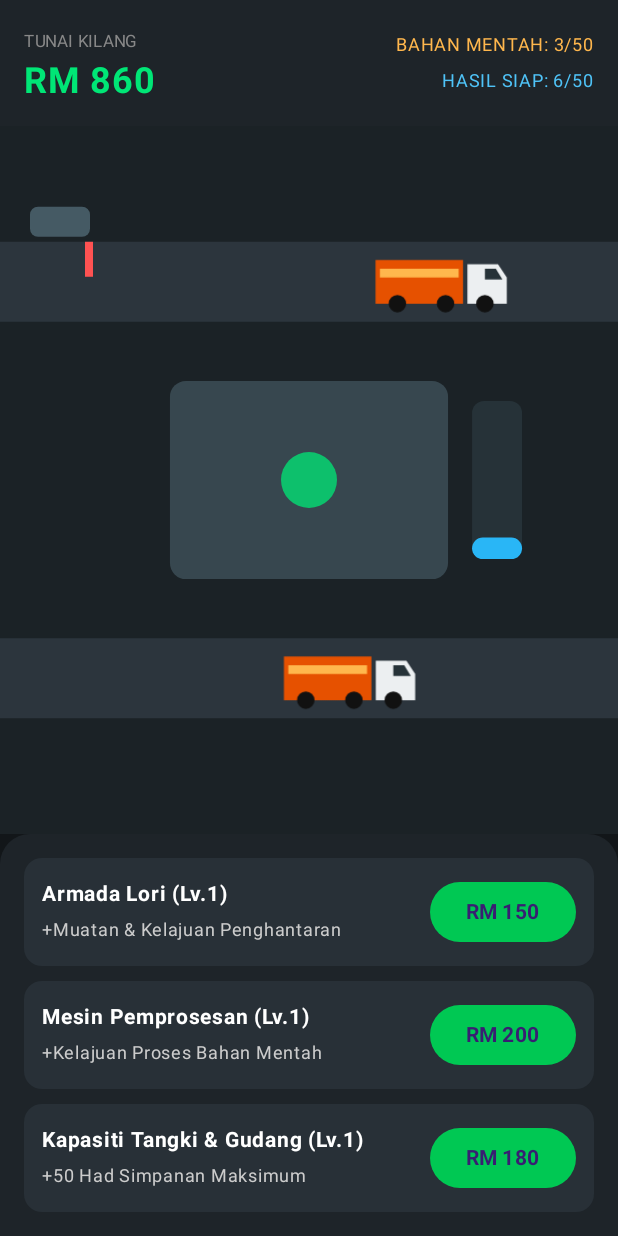
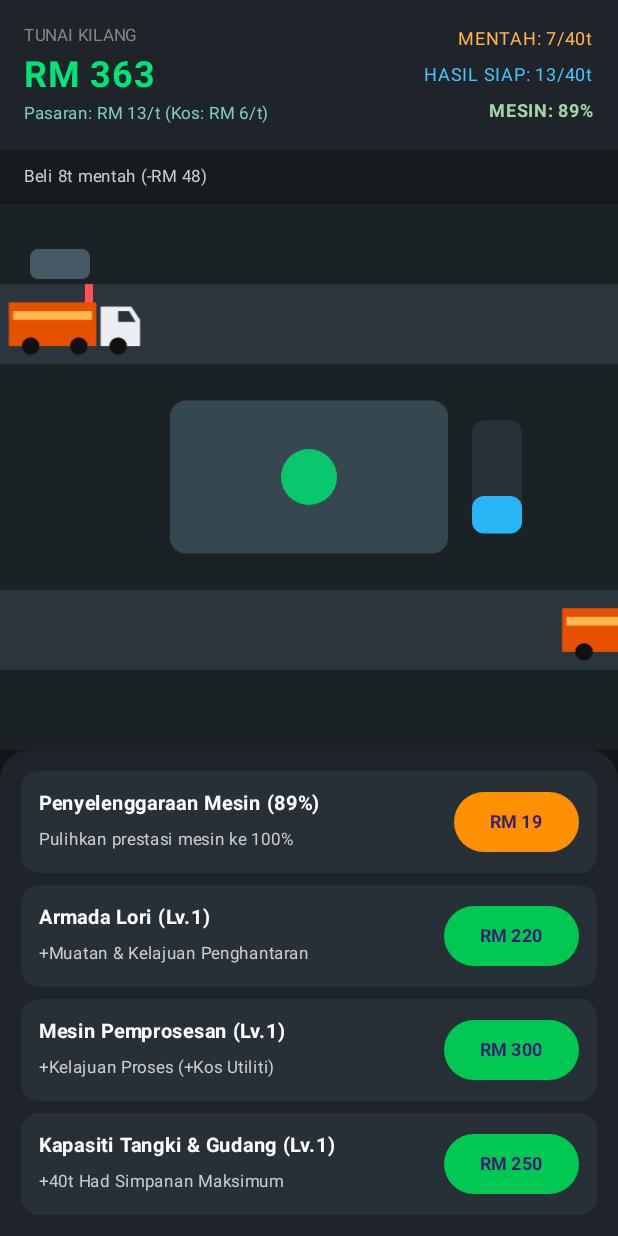
Before and after one commit to MuzRC/Mill-Tycoon, an Android app built with Jetpack Compose: the screen it shows after launch (MainActivity), on a phone screen of 412 x 824 dp. Run offline under Robolectric (Android 15) with nearby library versions, the phone set to English and light mode, and no system bars.

Commit message:
Update MainActivity.kt

```diff
--- a/app/src/main/java/com/muzrc/milltycoon/MainActivity.kt
+++ b/app/src/main/java/com/muzrc/milltycoon/MainActivity.kt
@@ -24,6 +24,8 @@ import androidx.compose.ui.unit.dp
 import androidx.compose.ui.unit.sp
 import androidx.core.content.ContextCompat
 import androidx.core.graphics.drawable.toBitmap
+import kotlin.math.pow
+import kotlin.random.Random
 
 class MainActivity : ComponentActivity() {
     override fun onCreate(savedInstanceState: Bundle?) {
@@ -48,38 +50,51 @@ fun rememberVectorBitmap(resId: Int, widthPx: Int, heightPx: Int): ImageBitmap {
 @Composable
 fun MillTycoonScreen() {
     val context = LocalContext.current
-    val prefs = remember { context.getSharedPreferences("mill_tycoon_save", Context.MODE_PRIVATE) }
+    val prefs = remember { context.getSharedPreferences("mill_tycoon_v2", Context.MODE_PRIVATE) }
 
-    var cash by remember { mutableDoubleStateOf(prefs.getFloat("cash", 500f).toDouble()) }
-    var rawStock by remember { mutableFloatStateOf(prefs.getFloat("raw", 20f)) }
+    // State permainan
+    var cash by remember { mutableDoubleStateOf(prefs.getFloat("cash", 350f).toDouble()) }
+    var rawStock by remember { mutableFloatStateOf(prefs.getFloat("raw", 15f)) }
     var finishedStock by remember { mutableFloatStateOf(prefs.getFloat("finished", 0f)) }
+    var machineCondition by remember { mutableFloatStateOf(prefs.getFloat("condition", 100f)) }
 
+    // Tahap Upgrade
     var supplyLevel by remember { mutableIntStateOf(prefs.getInt("lvl_supply", 1)) }
     var machineLevel by remember { mutableIntStateOf(prefs.getInt("lvl_machine", 1)) }
     var storageLevel by remember { mutableIntStateOf(prefs.getInt("lvl_storage", 1)) }
 
+    // Pasaran & Animasi
+    var marketPrice by remember { mutableDoubleStateOf(13.0) }
+    var marketTimer by remember { mutableFloatStateOf(0f) }
     var inboundLorryX by remember { mutableFloatStateOf(0f) }
     var outboundLorryX by remember { mutableFloatStateOf(0f) }
     var machinePulse by remember { mutableFloatStateOf(0f) }
+    var statusBanner by remember { mutableStateOf("Operasi kilang berjalan normal") }
 
-    val maxStorage = storageLevel * 50f
-    val supplyCost = supplyLevel * 150.0
-    val machineCost = machineLevel * 200.0
-    val storageCost = storageLevel * 180.0
+    // Formula Ekonomi & Kos Eksponen
+    val rawCostPerUnit = 6.0
+    val maxStorage = storageLevel * 40f
+    val supplyCost = 220.0 * 1.65.pow(supplyLevel - 1)
+    val machineCost = 300.0 * 1.70.pow(machineLevel - 1)
+    val storageCost = 250.0 * 1.60.pow(storageLevel - 1)
+    val serviceCost = (100f - machineCondition) * 1.8 * machineLevel
 
     val lorryBitmap = rememberVectorBitmap(R.drawable.ic_lori, 140, 70)
 
-    LaunchedEffect(cash, supplyLevel, machineLevel, storageLevel) {
+    // Auto-save
+    LaunchedEffect(cash, supplyLevel, machineLevel, storageLevel, machineCondition) {
         prefs.edit()
             .putFloat("cash", cash.toFloat())
             .putFloat("raw", rawStock)
             .putFloat("finished", finishedStock)
+            .putFloat("condition", machineCondition)
             .putInt("lvl_supply", supplyLevel)
             .putInt("lvl_machine", machineLevel)
             .putInt("lvl_storage", storageLevel)
             .apply()
     }
 
+    // Game Loop 60 FPS
     LaunchedEffect(supplyLevel, machineLevel, storageLevel) {
         var lastTime = withFrameNanos { it }
         while (true) {
@@ -87,30 +102,63 @@ fun MillTycoonScreen() {
                 val dt = (now - lastTime) / 1_000_000_000f
                 lastTime = now
 
-                val inboundSpeed = 0.25f + (supplyLevel * 0.08f)
-                inboundLorryX += inboundSpeed * dt
-                if (inboundLorryX >= 1f) {
-                    inboundLorryX = 0f
-                    val delivered = 10f * supplyLevel
-                    rawStock = (rawStock + delivered).coerceAtMost(maxStorage)
+                // Turun naik harga pasaran setiap 15 saat
+                marketTimer += dt
+                if (marketTimer >= 15f) {
+                    marketTimer = 0f
+                    marketPrice = Random.nextInt(11, 17).toDouble()
                 }
 
-                val processRate = 4f * machineLevel * dt
+                // 1. Lori Bahan Mentah (Perlu bayar pembekal RM6/unit)
+                val spaceLeft = maxStorage - rawStock
+                if (spaceLeft >= 2f && cash >= rawCostPerUnit) {
+                    val inboundSpeed = 0.18f + (supplyLevel * 0.04f)
+                    inboundLorryX += inboundSpeed * dt
+                    if (inboundLorryX >= 1f) {
+                        inboundLorryX = 0f
+                        val maxOrder = 8f * supplyLevel
+                        val affordableUnits = (cash / rawCostPerUnit).toFloat()
+                        val boughtUnits = minOf(maxOrder, spaceLeft, affordableUnits)
+                        if (boughtUnits >= 1f) {
+                            cash -= boughtUnits * rawCostPerUnit
+                            rawStock += boughtUnits
+                            statusBanner = "Beli ${boughtUnits.toInt()}t mentah (-RM ${(boughtUnits * rawCostPerUnit).toInt()})"
+                        }
+                    }
+                } else if (cash < rawCostPerUnit && rawStock < 1f) {
+                    statusBanner = "Tunai tidak cukup untuk beli bahan mentah!"
+                }
+
+                // 2. Proses Mesin + Kos Operasi + Haus Mesin
+                val efficiency = (machineCondition / 100f).coerceIn(0.25f, 1f)
+                val baseProcessRate = (2.2f + (machineLevel * 1.1f)) * efficiency
                 if (rawStock > 0f && finishedStock < maxStorage) {
-                    val actualProcessed = minOf(rawStock, processRate, maxStorage - finishedStock)
+                    val actualProcessed = minOf(rawStock, baseProcessRate * dt, maxStorage - finishedStock)
                     rawStock -= actualProcessed
                     finishedStock += actualProcessed
-                    machinePulse = (machinePulse + dt * 8f) % 1f
+                    machinePulse = (machinePulse + dt * (6f * efficiency)) % 1f
+
+                    // Kos elektrik/diesel semasa mesin berjalan
+                    val operatingCost = (2.8 * machineLevel) * dt
+                    cash = (cash - operatingCost).coerceAtLeast(0.0)
+
+                    // Condition mesin menurun perlahan
+                    machineCondition = (machineCondition - (1.4f * dt)).coerceAtLeast(20f)
                 }
 
-                if (finishedStock >= 5f || outboundLorryX > 0f) {
-                    val outboundSpeed = 0.30f + (supplyLevel * 0.05f)
+                // 3. Lori Eksport Jual Hasil Siap
+                if (finishedStock >= 6f || outboundLorryX > 0f) {
+                    val outboundSpeed = 0.22f + (supplyLevel * 0.03f)
                     outboundLorryX += outboundSpeed * dt
                     if (outboundLorryX >= 1f) {
                         outboundLorryX = 0f
-                        val soldAmount = minOf(finishedStock, 15f * supplyLevel)
-                        finishedStock -= soldAmount
-                        cash += soldAmount * 12.0
+                        val soldAmount = minOf(finishedStock, 10f * supplyLevel)
+                        if (soldAmount > 0f) {
+                            finishedStock -= soldAmount
+                            val revenue = soldAmount * marketPrice
+                            cash += revenue
+                            statusBanner = "Jual ${soldAmount.toInt()}t hasil (+RM ${revenue.toInt()})"
+                        }
                     }
                 }
             }
@@ -122,11 +170,12 @@ fun MillTycoonScreen() {
             .fillMaxSize()
             .background(Color(0xFF121619))
     ) {
+        // BAR STATUS ATAS
         Row(
             modifier = Modifier
                 .fillMaxWidth()
                 .background(Color(0xFF1E2429))
-                .padding(16.dp),
+                .padding(horizontal = 16.dp, vertical = 12.dp),
             horizontalArrangement = Arrangement.SpaceBetween,
             verticalAlignment = Alignment.CenterVertically
         ) {
@@ -136,15 +185,37 @@ fun MillTycoonScreen() {
                     text = "RM ${"%,.0f".format(cash)}",
                     fontSize = 24.sp,
                     fontWeight = FontWeight.Bold,
-                    color = Color(0xFF00E676)
+                    color = if (cash < 50) Color(0xFFFF5252) else Color(0xFF00E676)
+                )
+                Text(
+                    text = "Pasaran: RM ${marketPrice.toInt()}/t (Kos: RM 6/t)",
+                    fontSize = 11.sp,
+                    color = Color(0xFF80CBC4)
                 )
             }
             Column(horizontalAlignment = Alignment.End) {
-                Text("BAHAN MENTAH: ${rawStock.toInt()}/${maxStorage.toInt()}", fontSize = 12.sp, color = Color(0xFFFFB74D))
-                Text("HASIL SIAP: ${finishedStock.toInt()}/${maxStorage.toInt()}", fontSize = 12.sp, color = Color(0xFF4FC3F7))
+                Text("MENTAH: ${rawStock.toInt()}/${maxStorage.toInt()}t", fontSize = 12.sp, color = Color(0xFFFFB74D))
+                Text("HASIL SIAP: ${finishedStock.toInt()}/${maxStorage.toInt()}t", fontSize = 12.sp, color = Color(0xFF4FC3F7))
+                Text(
+                    text = "MESIN: ${machineCondition.toInt()}%",
+                    fontSize = 12.sp,
+                    fontWeight = FontWeight.Bold,
+                    color = if (machineCondition < 50f) Color(0xFFFF5252) else Color(0xFFA5D6A7)
+                )
             }
         }
 
+        // LOG AKTIVITI RINGKAS
+        Box(
+            modifier = Modifier
+                .fillMaxWidth()
+                .background(Color(0xFF161B1F))
+                .padding(vertical = 6.dp, horizontal = 16.dp)
+        ) {
+            Text(statusBanner, fontSize = 11.sp, color = Color.LightGray)
+        }
+
+        // KANVAS SIMULASI KILANG 2D
         Canvas(
             modifier = Modifier
                 .fillMaxWidth()
@@ -160,6 +231,7 @@ fun MillTycoonScreen() {
             drawRect(Color(0xFF2C353D), topLeft = Offset(0f, roadInY - 40f), size = Size(w, 80f))
             drawRect(Color(0xFF2C353D), topLeft = Offset(0f, roadOutY - 40f), size = Size(w, 80f))
 
+            // Pondok Pengawal & Palang Pagar
             drawRoundRect(
                 color = Color(0xFF455A64),
                 topLeft = Offset(30f, roadInY - 75f),
@@ -168,6 +240,7 @@ fun MillTycoonScreen() {
             )
             drawRect(Color(0xFFFF5252), topLeft = Offset(85f, roadInY - 40f), size = Size(8f, 35f))
 
+            // Bangunan Mesin Utama
             val plantWidth = w * 0.45f
             val plantHeight = h * 0.28f
             val plantLeft = (w - plantWidth) / 2f
@@ -180,13 +253,19 @@ fun MillTycoonScreen() {
                 cornerRadius = CornerRadius(16f, 16f)
             )
 
-            val activeColor = if (rawStock > 0f) Color(0xFF00E676).copy(alpha = 0.4f + machinePulse * 0.6f) else Color.DarkGray
+            // Lampu status mesin (Hijau = sihat, Oren/Merah = perlu servis)
+            val statusColor = when {
+                rawStock <= 0f -> Color.DarkGray
+                machineCondition < 50f -> Color(0xFFFF5252)
+                else -> Color(0xFF00E676)
+            }
             drawCircle(
-                color = activeColor,
+                color = statusColor.copy(alpha = 0.4f + machinePulse * 0.6f),
                 radius = 28f,
                 center = Offset(w / 2f, h / 2f)
             )
 
+            // Tangki Simpanan
             val tankFillRatio = (finishedStock / maxStorage).coerceIn(0f, 1f)
             drawRoundRect(
                 color = Color(0xFF263238),
@@ -202,22 +281,38 @@ fun MillTycoonScreen() {
                 cornerRadius = CornerRadius(12f, 12f)
             )
 
+            // Lori Bahan Mentah
             val inX = inboundLorryX * (w * 0.65f)
             drawImage(lorryBitmap, topLeft = Offset(inX, roadInY - 35f))
 
+            // Lori Eksport
             if (outboundLorryX > 0f) {
                 val outX = (w * 0.35f) + outboundLorryX * (w * 0.65f)
                 drawImage(lorryBitmap, topLeft = Offset(outX, roadOutY - 35f))
             }
         }
 
+        // PANEL KAWALAN & UPGRADE BAWAH
         Column(
             modifier = Modifier
                 .fillMaxWidth()
                 .background(Color(0xFF1E2429), RoundedCornerShape(topStart = 20.dp, topEnd = 20.dp))
-                .padding(16.dp),
-            verticalArrangement = Arrangement.spacedBy(10.dp)
+                .padding(14.dp),
+            verticalArrangement = Arrangement.spacedBy(8.dp)
         ) {
+            // Butang Servis Mesin
+            UpgradeRow(
+                title = "Penyelenggaraan Mesin (${machineCondition.toInt()}%)",
+                subtitle = if (machineCondition < 50f) "AMARAN: Kecekapan rendah!" else "Pulihkan prestasi mesin ke 100%",
+                cost = serviceCost,
+                canAfford = machineCondition < 95f && cash >= serviceCost,
+                buttonColor = Color(0xFFFF9100),
+                onUpgrade = {
+                    cash -= serviceCost
+                    machineCondition = 100f
+                    statusBanner = "Mesin selesai diservis ke 100%"
+                }
+            )
             UpgradeRow(
                 title = "Armada Lori (Lv.$supplyLevel)",
                 subtitle = "+Muatan & Kelajuan Penghantaran",
@@ -230,7 +325,7 @@ fun MillTycoonScreen() {
             )
             UpgradeRow(
                 title = "Mesin Pemprosesan (Lv.$machineLevel)",
-                subtitle = "+Kelajuan Proses Bahan Mentah",
+                subtitle = "+Kelajuan Proses (+Kos Utiliti)",
                 cost = machineCost,
                 canAfford = cash >= machineCost,
                 onUpgrade = {
@@ -240,7 +335,7 @@ fun MillTycoonScreen() {
             )
             UpgradeRow(
                 title = "Kapasiti Tangki & Gudang (Lv.$storageLevel)",
-                subtitle = "+50 Had Simpanan Maksimum",
+                subtitle = "+40t Had Simpanan Maksimum",
                 cost = storageCost,
                 canAfford = cash >= storageCost,
                 onUpgrade = {
@@ -258,29 +353,30 @@ fun UpgradeRow(
     subtitle: String,
     cost: Double,
     canAfford: Boolean,
+    buttonColor: Color = Color(0xFF00C853),
     onUpgrade: () -> Unit
 ) {
     Row(
         modifier = Modifier
             .fillMaxWidth()
             .background(Color(0xFF283037), RoundedCornerShape(12.dp))
-            .padding(12.dp),
+            .padding(horizontal = 12.dp, vertical = 10.dp),
         horizontalArrangement = Arrangement.SpaceBetween,
         verticalAlignment = Alignment.CenterVertically
     ) {
         Column(modifier = Modifier.weight(1f)) {
-            Text(title, fontWeight = FontWeight.Bold, fontSize = 14.sp, color = Color.White)
-            Text(subtitle, fontSize = 12.sp, color = Color.LightGray)
+            Text(title, fontWeight = FontWeight.Bold, fontSize = 13.sp, color = Color.White)
+            Text(subtitle, fontSize = 11.sp, color = Color.LightGray)
         }
         Button(
             onClick = onUpgrade,
             enabled = canAfford,
             colors = ButtonDefaults.buttonColors(
-                containerColor = Color(0xFF00C853),
+                containerColor = buttonColor,
                 disabledContainerColor = Color(0xFF37474F)
             )
         ) {
-            Text("RM ${"%,.0f".format(cost)}", fontWeight = FontWeight.Bold)
+            Text("RM ${"%,.0f".format(cost)}", fontWeight = FontWeight.Bold, fontSize = 12.sp)
         }
     }
 }
```
